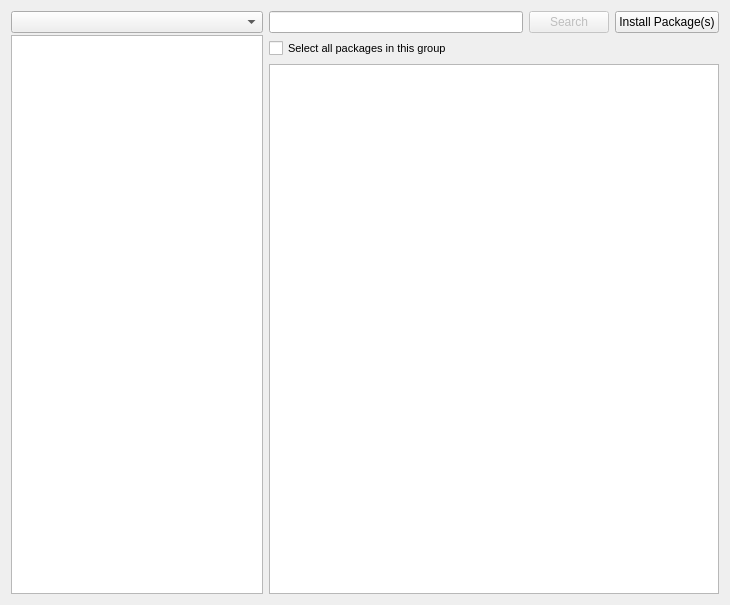
This is package-manager/pureQt4/ui/mainwidget_kde4.ui in pars-linux/uludag as Qt 5 draws it before an edit. The edited form follows.
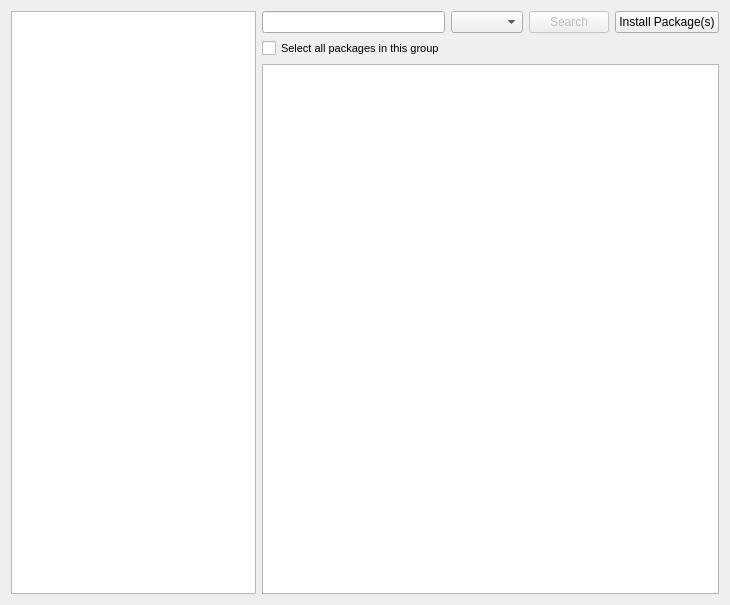
This is the edited form. Custom widgets are drawn as their Qt base class.

Commit message: * move type_filter_combo_box next to search_line

The edit to the form file:
```diff
--- a/package-manager/pureQt4/ui/mainwidget_kde4.ui
+++ b/package-manager/pureQt4/ui/mainwidget_kde4.ui
@@ -19,22 +19,6 @@
      <property name="spacing">
       <number>2</number>
      </property>
-     <item>
-      <widget class="QComboBox" name="typeCombo">
-       <property name="sizePolicy">
-        <sizepolicy hsizetype="Fixed" vsizetype="Fixed">
-         <horstretch>0</horstretch>
-         <verstretch>0</verstretch>
-        </sizepolicy>
-       </property>
-       <property name="maximumSize">
-        <size>
-         <width>260</width>
-         <height>16777215</height>
-        </size>
-       </property>
-      </widget>
-     </item>
      <item>
       <widget class="GroupList" name="groupList">
        <property name="sizePolicy">
@@ -69,7 +53,7 @@
      </property>
     </widget>
    </item>
-   <item row="0" column="2">
+   <item row="0" column="3">
     <widget class="QPushButton" name="searchButton">
      <property name="enabled">
       <bool>false</bool>
@@ -79,7 +63,7 @@
      </property>
     </widget>
    </item>
-   <item row="0" column="3">
+   <item row="0" column="4">
     <widget class="QPushButton" name="actionButton">
      <property name="text">
       <string>Install Package(s)</string>
@@ -101,7 +85,7 @@
      </property>
     </widget>
    </item>
-   <item row="2" column="1" colspan="3">
+   <item row="2" column="1" colspan="4">
     <widget class="PackageView" name="packageList">
      <property name="minimumSize">
       <size>
@@ -171,6 +155,22 @@
      </attribute>
     </widget>
    </item>
+   <item row="0" column="2">
+    <widget class="QComboBox" name="typeCombo">
+     <property name="sizePolicy">
+      <sizepolicy hsizetype="Fixed" vsizetype="Fixed">
+       <horstretch>0</horstretch>
+       <verstretch>0</verstretch>
+      </sizepolicy>
+     </property>
+     <property name="maximumSize">
+      <size>
+       <width>260</width>
+       <height>16777215</height>
+      </size>
+     </property>
+    </widget>
+   </item>
   </layout>
  </widget>
  <customwidgets>
```
The commit also changes 1 other file.
